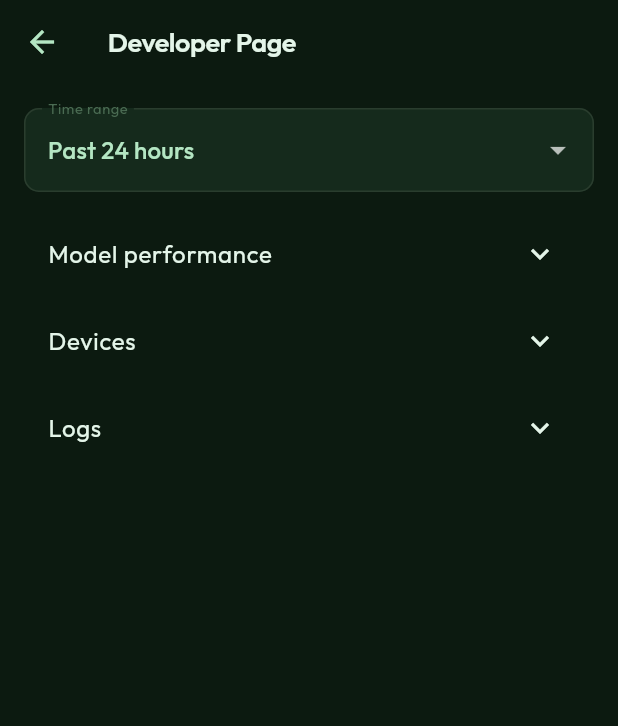
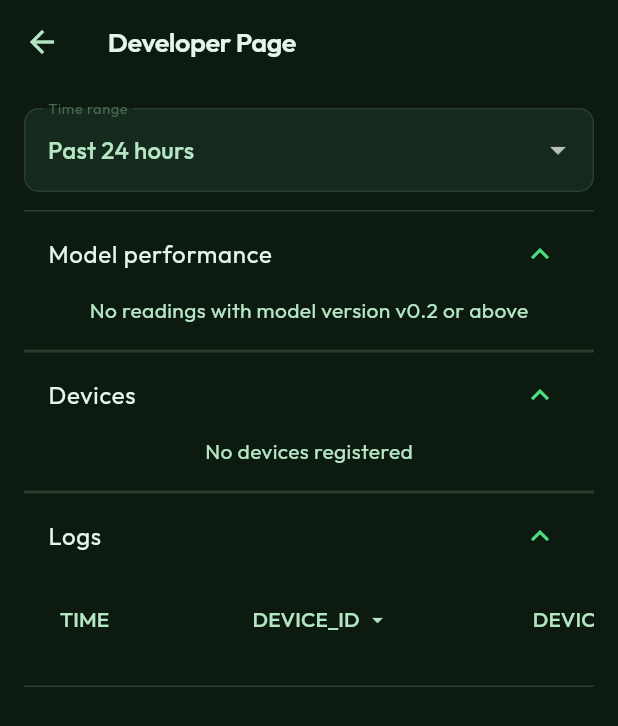
Before and after one commit to caseystijlaart/PlantHealthMonitoring, a Flutter app: the DevDash screen opened directly, after a tap on "Model performance", after a tap on "Devices", after a tap on "Logs", on a phone screen of 412 x 824 dp. Shown: the top 726 px of the screen. Run offline on Flutter 3.47's test engine with Material 3 defaults, Android fonts, the phone set to English and light mode, and no system bars; our stand-ins replace fl_chart, flutter_blue_plus, flutter_local_notifications, flutter_timezone, google_fonts, permission_handler and 3 more; missing offline and left inert: wifi_scan; accounts and stored records are empty.

Commit message:
devdash table updates

```diff
--- a/app/lib/screens/dev_dash.dart
+++ b/app/lib/screens/dev_dash.dart
@@ -20,19 +20,22 @@ class _DevDashState extends State<DevDash> {
 
   String timeRange = "24h";
 
-  final List<String> _visibleColumns = ["device_name", "status", "message"];
+  final List<String> _visibleColumns = List.of(_allColumns);
 
   final Map<String, Set<String>> _columnFilters = {};
 
   List<Map<String, dynamic>> _tableRows = [];
   bool _tableLoading = false;
 
-  List<Map<String, dynamic>> _modelStats = [];
+  List<Map<String, dynamic>> _modelReadings = [];
   bool _modelStatsLoading = false;
 
-  bool _showModelSection = true;
-  bool _showDevicesSection = true;
-  bool _showLogsSection = true;
+  /// Filters for the model performance table (device_name / model_version).
+  final Map<String, Set<String>> _modelFilters = {};
+
+  bool _showModelSection = false;
+  bool _showDevicesSection = false;
+  bool _showLogsSection = false;
 
   List<Map<String, dynamic>> _deviceRows = [];
   bool _devicesLoading = false;
@@ -52,8 +55,10 @@ class _DevDashState extends State<DevDash> {
     try {
       final res = await supabase
           .from('devices')
-          .select('device_id,device_name,status,model_version,last_seen,'
-              'trigger_reset,trigger_measurement')
+          .select(
+            'device_id,device_name,status,model_version,last_seen,'
+            'trigger_reset,trigger_measurement',
+          )
           .order('last_seen', ascending: false);
 
       if (!mounted) return;
@@ -72,59 +77,55 @@ class _DevDashState extends State<DevDash> {
     return true;
   }
 
-  /// Aggregates plant_readings per model_version so model generations can be
-  /// compared (sample count, mean/min confidence, risk distribution).
+  /// Fetches the model-performance telemetry rows. The firmware writes these
+  /// to the dedicated model_metrics table (one row per monitoring cycle).
+  /// Aggregation happens in [_modelStats] so the header filters can re-group
+  /// without refetching.
   Future<void> _fetchModelStats() async {
     setState(() => _modelStatsLoading = true);
 
     try {
       final res = await supabase
-          .from('plant_readings')
-          .select('timestamp,model_version,confidence,risk_class')
-          .order('timestamp', ascending: false)
+          .from('model_metrics')
+          .select(
+            'created_at,plant_label,device_name,model_version,'
+            'confidence,risk_class,predicted_water_min',
+          )
+          .order('created_at', ascending: false)
           .limit(2000);
 
       final now = DateTime.now();
-      final byVersion = <String, List<Map<String, dynamic>>>{};
+      final rows = <Map<String, dynamic>>[];
       for (final row in List<Map<String, dynamic>>.from(res)) {
-        if (!_inTimeRange(DateTime.parse(row['timestamp']), now)) continue;
-        final v = row['model_version']?.toString() ?? 'pre-versioning';
-        byVersion.putIfAbsent(v, () => []).add(row);
+        if (!_inTimeRange(DateTime.parse(row['created_at']), now)) continue;
+        rows.add({
+          ...row,
+          'model_version': row['model_version']?.toString() ?? '-',
+          'device_name': row['device_name']?.toString() ?? '-',
+        });
       }
-
-      final stats = byVersion.entries.map((e) {
-        final rows = e.value;
-        final confs = rows
-            .map((r) => (r['confidence'] as num?)?.toDouble())
-            .whereType<double>()
-            .toList();
-        int risk(int c) =>
-            rows.where((r) => (r['risk_class'] as num?)?.toInt() == c).length;
-        return <String, dynamic>{
-          'version': e.key,
-          'readings': rows.length,
-          'avg_conf': confs.isEmpty
-              ? null
-              : confs.reduce((a, b) => a + b) / confs.length,
-          'low_conf_pct': confs.isEmpty
-              ? null
-              : 100.0 * confs.where((c) => c < 0.6).length / confs.length,
-          'risk_0': risk(0),
-          'risk_1': risk(1),
-          'risk_2': risk(2),
-        };
-      }).toList()
-        ..sort((a, b) =>
-            (b['version'] as String).compareTo(a['version'] as String));
 
       if (!mounted) return;
       setState(() {
-        _modelStats = stats;
+        _modelReadings = rows;
         _modelStatsLoading = false;
       });
     } catch (e) {
       if (mounted) setState(() => _modelStatsLoading = false);
     }
+  }
+
+  /// Model-metrics rows with the header filters applied.
+  List<Map<String, dynamic>> get _filteredModelReadings {
+    return _modelReadings.where((row) {
+      for (final e in _modelFilters.entries) {
+        if (e.value.isNotEmpty &&
+            !e.value.contains(row[e.key]?.toString() ?? '-')) {
+          return false;
+        }
+      }
+      return true;
+    }).toList();
   }
 
   Future<void> _fetchTable() async {
@@ -210,33 +211,58 @@ class _DevDashState extends State<DevDash> {
     if (_modelStatsLoading) {
       return const Center(child: CircularProgressIndicator());
     }
-    if (_modelStats.isEmpty) {
-      return Text("No readings in range",
-          style: TextStyle(color: AppColors.textMid));
+    if (_modelReadings.isEmpty) {
+      return Text(
+        "No readings with model version v0.2 or above",
+        style: TextStyle(color: AppColors.textMid),
+      );
     }
 
-    String pct(dynamic v) => v == null ? "-" : (v as double).toStringAsFixed(1);
+    List<String> distinct(String key) =>
+        _modelReadings.map((r) => r[key]?.toString() ?? "-").toSet().toList()
+          ..sort();
 
     return SingleChildScrollView(
       scrollDirection: Axis.horizontal,
       child: DataTable(
         columnSpacing: 20,
-        columns: const [
-          DataColumn(label: Text("MODEL")),
-          DataColumn(label: Text("READINGS"), numeric: true),
-          DataColumn(label: Text("AVG CONF"), numeric: true),
-          DataColumn(label: Text("CONF <0.6 %"), numeric: true),
-          DataColumn(label: Text("RISK 0/1/2")),
+        columns: [
+          DataColumn(
+            label: _filterableHeader(
+              "MODEL",
+              distinct('model_version'),
+              _modelFilters.putIfAbsent('model_version', () => <String>{}),
+            ),
+          ),
+          DataColumn(
+            label: _filterableHeader(
+              "DEVICE",
+              distinct('device_name'),
+              _modelFilters.putIfAbsent('device_name', () => <String>{}),
+            ),
+          ),
+          const DataColumn(label: Text("TIME")),
+          const DataColumn(label: Text("PLANT")),
+          const DataColumn(label: Text("RISK"), numeric: true),
+          const DataColumn(label: Text("CONF"), numeric: true),
+          const DataColumn(label: Text("PRED (D)"), numeric: true),
         ],
-        rows: _modelStats.map((s) {
-          final avg = s['avg_conf'] as double?;
-          return DataRow(cells: [
-            DataCell(Text(s['version'].toString())),
-            DataCell(Text(s['readings'].toString())),
-            DataCell(Text(avg == null ? "-" : avg.toStringAsFixed(3))),
-            DataCell(Text(pct(s['low_conf_pct']))),
-            DataCell(Text("${s['risk_0']} / ${s['risk_1']} / ${s['risk_2']}")),
-          ]);
+        rows: _filteredModelReadings.map((r) {
+          final conf = (r['confidence'] as num?)?.toDouble();
+          final pred = (r['predicted_water_min'] as num?)?.toDouble();
+          return DataRow(
+            cells: [
+              DataCell(Text(r['model_version'].toString())),
+              DataCell(Text(r['device_name'].toString())),
+              DataCell(Text(_fmtTimestamp(r['created_at'].toString()))),
+              DataCell(Text(r['plant_label']?.toString() ?? "-")),
+              DataCell(Text(r['risk_class']?.toString() ?? "-")),
+              DataCell(Text(conf == null ? "-" : conf.toStringAsFixed(3))),
+              DataCell(
+                Text(pred == null ? "-" : (pred / 1440.0).toStringAsFixed(1)),
+              ),
+            ],
+          );
         }).toList(),
       ),
     );
@@ -247,8 +273,10 @@ class _DevDashState extends State<DevDash> {
       return const Center(child: CircularProgressIndicator());
     }
     if (_deviceRows.isEmpty) {
-      return Text("No devices registered",
-          style: TextStyle(color: AppColors.textMid));
+      return Text(
+        "No devices registered",
+        style: TextStyle(color: AppColors.textMid),
+      );
     }
 
     return SingleChildScrollView(
@@ -271,29 +299,110 @@ class _DevDashState extends State<DevDash> {
             if (d['trigger_measurement'] == true) "measure",
           ].join(", ");
 
-          return DataRow(cells: [
+          return DataRow(
+            cells: [
               DataCell(Text(d['device_name']?.toString() ?? "-")),
               DataCell(
                 Container(
-                padding:
-                    const EdgeInsets.symmetric(horizontal: 8, vertical: 4),
+                  padding: const EdgeInsets.symmetric(
+                    horizontal: 8,
+                    vertical: 4,
+                  ),
                   decoration: BoxDecoration(
                     color: color.withOpacity(0.15),
                     borderRadius: BorderRadius.circular(8),
                   ),
-                child: Text(status.toUpperCase(),
-                    style: TextStyle(color: color)),
+                  child: Text(
+                    status.toUpperCase(),
+                    style: TextStyle(color: color),
+                  ),
                 ),
               ),
               DataCell(Text(d['model_version']?.toString() ?? "-")),
-            DataCell(Text(d['last_seen'] == null
+              DataCell(
+                Text(
+                  d['last_seen'] == null
                       ? "-"
-                : _fmtTimestamp(d['last_seen'].toString()))),
+                      : _fmtTimestamp(d['last_seen'].toString()),
+                ),
+              ),
               DataCell(Text(triggers.isEmpty ? "-" : triggers)),
               DataCell(Text(d['device_id']?.toString() ?? "-")),
-          ]);
+            ],
+          );
         }).toList(),
       ),
+    );
+  }
+
+  /// Header cell — filterable columns open a multi-select dropdown anchored
+  /// to the header. An empty selection means "show all" (see _filteredRows).
+  Widget _columnLabel(String col) {
+    if (!_filterableColumns.contains(col)) {
+      return Text(col.toUpperCase());
+    }
+
+    final values =
+        _tableRows.map((r) => r[col]?.toString() ?? "-").toSet().toList()
+          ..sort();
+    return _filterableHeader(
+      col.toUpperCase(),
+      values,
+      _columnFilters.putIfAbsent(col, () => <String>{}),
+      upperValues: col == "status",
+    );
+  }
+
+  /// Multi-select dropdown header, shared by the logs and model tables.
+  Widget _filterableHeader(
+    String label,
+    List<String> values,
+    Set<String> selected, {
+    bool upperValues = false,
+  }) {
+    final active = selected.isNotEmpty;
+
+    return MenuAnchor(
+      menuChildren: [
+        ...values.map((v) {
+          return CheckboxMenuButton(
+            value: selected.contains(v),
+            closeOnActivate: false,
+            onChanged: (on) {
+              setState(() {
+                on == true ? selected.add(v) : selected.remove(v);
+              });
+            },
+            child: Text(upperValues ? v.toUpperCase() : v),
+          );
+        }),
+        if (active) ...[
+          const Divider(height: 1),
+          MenuItemButton(
+            leadingIcon: const Icon(Icons.clear, size: 16),
+            onPressed: () => setState(selected.clear),
+            child: const Text("Clear filter"),
+          ),
+        ],
+      ],
+      builder: (context, controller, _) {
+        return InkWell(
+          onTap: () =>
+              controller.isOpen ? controller.close() : controller.open(),
+          child: Row(
+            mainAxisSize: MainAxisSize.min,
+            children: [
+              Text(label),
+              const SizedBox(width: 4),
+              Icon(
+                active ? Icons.filter_alt : Icons.arrow_drop_down,
+                size: 16,
+                color: active ? Colors.greenAccent : AppColors.textMid,
+              ),
+            ],
+          ),
+        );
+      },
     );
   }
 
@@ -312,7 +421,8 @@ class _DevDashState extends State<DevDash> {
         double colWidth(String col) =>
             col == "message" ? msgWidth : minColWidth;
 
-        final tableWidth = minColWidth + // timestamp column
+        final tableWidth =
+            minColWidth + // timestamp column
             _visibleColumns.fold<double>(0, (sum, c) => sum + colWidth(c)) +
             _visibleColumns.length * 20; // column spacing
 
@@ -329,7 +439,7 @@ class _DevDashState extends State<DevDash> {
               columns: [
                 const DataColumn(label: Text("TIME")),
                 ..._visibleColumns.map(
-                  (c) => DataColumn(label: Text(c.toUpperCase())),
+                  (c) => DataColumn(label: _columnLabel(c)),
                 ),
               ],
               rows: _filteredRows.map((row) {
@@ -415,9 +525,7 @@ class _DevDashState extends State<DevDash> {
             initiallyExpanded: _showModelSection,
             onExpansionChanged: (v) => setState(() => _showModelSection = v),
             childrenPadding: const EdgeInsets.only(bottom: 16),
-            children: [
-              if (_showModelSection) _buildModelStats(),
-            ],
+            children: [if (_showModelSection) _buildModelStats()],
           ),
 
           // ---------------- DEVICES SECTION ----------------
@@ -426,9 +534,7 @@ class _DevDashState extends State<DevDash> {
             initiallyExpanded: _showDevicesSection,
             onExpansionChanged: (v) => setState(() => _showDevicesSection = v),
             childrenPadding: const EdgeInsets.only(bottom: 16),
-            children: [
-              if (_showDevicesSection) _buildDevicesTable(),
-            ],
+            children: [if (_showDevicesSection) _buildDevicesTable()],
           ),
 
           // ---------------- LOGS SECTION ----------------
@@ -439,30 +545,6 @@ class _DevDashState extends State<DevDash> {
             childrenPadding: const EdgeInsets.only(bottom: 16),
             children: [
               if (_showLogsSection) ...[
-                // Column selector — applies to the logs table only.
-                Wrap(
-                  spacing: 8,
-                  children: _allColumns.map((c) {
-                    final selected = _visibleColumns.contains(c);
-
-                    return FilterChip(
-                      label: Text(c.toUpperCase()),
-                      selected: selected,
-                      onSelected: (v) {
-                        setState(() {
-                          if (v) {
-                            _visibleColumns.add(c);
-                          } else {
-                            _visibleColumns.remove(c);
-                          }
-                        });
-                      },
-                    );
-                  }).toList(),
-                ),
-
-                const SizedBox(height: 16),
-
                 if (_tableLoading)
                   const Center(child: CircularProgressIndicator())
                 else
```
Lines whose indentation alone changed are shown as unchanged.
